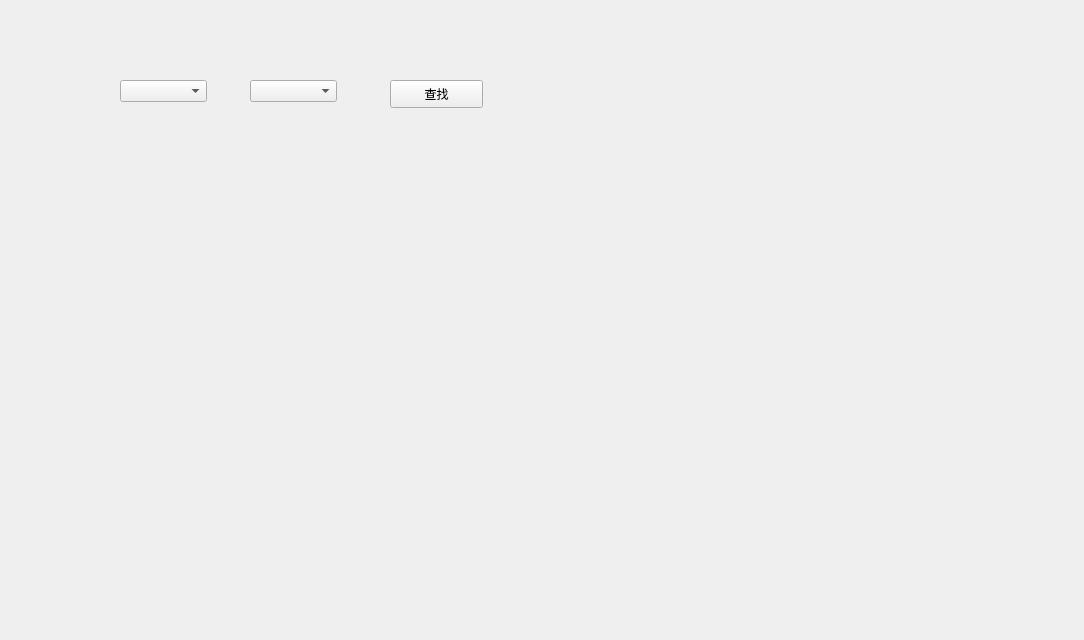
This is UI/Search.ui in ZxxWs/CppClassDesign as Qt 5 draws it before an edit. The edited form follows.
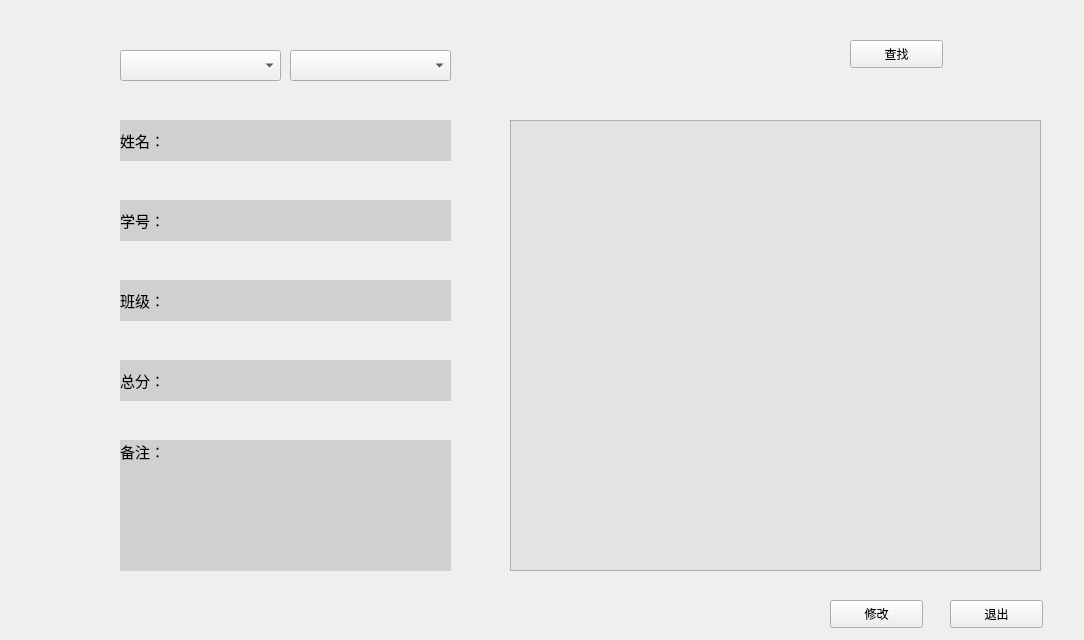
This is the edited form.

Diff of the .ui file:
```diff
--- a/UI/Search.ui
+++ b/UI/Search.ui
@@ -17,27 +17,27 @@
    <property name="geometry">
     <rect>
      <x>120</x>
-     <y>80</y>
-     <width>87</width>
-     <height>22</height>
+     <y>50</y>
+     <width>161</width>
+     <height>31</height>
     </rect>
    </property>
   </widget>
   <widget class="QComboBox" name="NumList">
    <property name="geometry">
     <rect>
-     <x>250</x>
-     <y>80</y>
-     <width>87</width>
-     <height>22</height>
+     <x>290</x>
+     <y>50</y>
+     <width>161</width>
+     <height>31</height>
     </rect>
    </property>
   </widget>
   <widget class="QPushButton" name="SearchButton">
    <property name="geometry">
     <rect>
-     <x>390</x>
-     <y>80</y>
+     <x>850</x>
+     <y>40</y>
      <width>93</width>
      <height>28</height>
     </rect>
@@ -46,6 +46,223 @@
     <string>查找</string>
    </property>
   </widget>
+  <widget class="QTableView" name="ShowTable">
+   <property name="geometry">
+    <rect>
+     <x>510</x>
+     <y>120</y>
+     <width>531</width>
+     <height>451</height>
+    </rect>
+   </property>
+   <property name="styleSheet">
+    <string notr="true">background-color: rgb(227, 227, 227);</string>
+   </property>
+  </widget>
+  <widget class="QLabel" name="LabName">
+   <property name="geometry">
+    <rect>
+     <x>120</x>
+     <y>120</y>
+     <width>331</width>
+     <height>41</height>
+    </rect>
+   </property>
+   <property name="font">
+    <font>
+     <pointsize>11</pointsize>
+     <weight>50</weight>
+     <bold>false</bold>
+    </font>
+   </property>
+   <property name="autoFillBackground">
+    <bool>false</bool>
+   </property>
+   <property name="styleSheet">
+    <string notr="true">background-color: rgb(208, 208, 208);</string>
+   </property>
+   <property name="frameShadow">
+    <enum>QFrame::Sunken</enum>
+   </property>
+   <property name="midLineWidth">
+    <number>1</number>
+   </property>
+   <property name="text">
+    <string>姓名：</string>
+   </property>
+   <property name="scaledContents">
+    <bool>false</bool>
+   </property>
+  </widget>
+  <widget class="QLabel" name="LabRemark">
+   <property name="geometry">
+    <rect>
+     <x>120</x>
+     <y>440</y>
+     <width>331</width>
+     <height>131</height>
+    </rect>
+   </property>
+   <property name="font">
+    <font>
+     <pointsize>11</pointsize>
+     <weight>50</weight>
+     <bold>false</bold>
+    </font>
+   </property>
+   <property name="autoFillBackground">
+    <bool>false</bool>
+   </property>
+   <property name="styleSheet">
+    <string notr="true">background-color: rgb(208, 208, 208);</string>
+   </property>
+   <property name="frameShadow">
+    <enum>QFrame::Sunken</enum>
+   </property>
+   <property name="midLineWidth">
+    <number>1</number>
+   </property>
+   <property name="text">
+    <string>备注：</string>
+   </property>
+   <property name="scaledContents">
+    <bool>false</bool>
+   </property>
+   <property name="alignment">
+    <set>Qt::AlignLeading|Qt::AlignLeft|Qt::AlignTop</set>
+   </property>
+  </widget>
+  <widget class="QLabel" name="LabScore">
+   <property name="geometry">
+    <rect>
+     <x>120</x>
+     <y>360</y>
+     <width>331</width>
+     <height>41</height>
+    </rect>
+   </property>
+   <property name="font">
+    <font>
+     <pointsize>11</pointsize>
+     <weight>50</weight>
+     <bold>false</bold>
+    </font>
+   </property>
+   <property name="autoFillBackground">
+    <bool>false</bool>
+   </property>
+   <property name="styleSheet">
+    <string notr="true">background-color: rgb(208, 208, 208);</string>
+   </property>
+   <property name="frameShadow">
+    <enum>QFrame::Sunken</enum>
+   </property>
+   <property name="midLineWidth">
+    <number>1</number>
+   </property>
+   <property name="text">
+    <string>总分：</string>
+   </property>
+   <property name="scaledContents">
+    <bool>false</bool>
+   </property>
+  </widget>
+  <widget class="QLabel" name="LabGrade">
+   <property name="geometry">
+    <rect>
+     <x>120</x>
+     <y>280</y>
+     <width>331</width>
+     <height>41</height>
+    </rect>
+   </property>
+   <property name="font">
+    <font>
+     <pointsize>11</pointsize>
+     <weight>50</weight>
+     <bold>false</bold>
+    </font>
+   </property>
+   <property name="autoFillBackground">
+    <bool>false</bool>
+   </property>
+   <property name="styleSheet">
+    <string notr="true">background-color: rgb(208, 208, 208);</string>
+   </property>
+   <property name="frameShadow">
+    <enum>QFrame::Sunken</enum>
+   </property>
+   <property name="midLineWidth">
+    <number>1</number>
+   </property>
+   <property name="text">
+    <string>班级：</string>
+   </property>
+   <property name="scaledContents">
+    <bool>false</bool>
+   </property>
+  </widget>
+  <widget class="QLabel" name="LabNum">
+   <property name="geometry">
+    <rect>
+     <x>120</x>
+     <y>200</y>
+     <width>331</width>
+     <height>41</height>
+    </rect>
+   </property>
+   <property name="font">
+    <font>
+     <pointsize>11</pointsize>
+     <weight>50</weight>
+     <bold>false</bold>
+    </font>
+   </property>
+   <property name="autoFillBackground">
+    <bool>false</bool>
+   </property>
+   <property name="styleSheet">
+    <string notr="true">background-color: rgb(208, 208, 208);</string>
+   </property>
+   <property name="frameShadow">
+    <enum>QFrame::Sunken</enum>
+   </property>
+   <property name="midLineWidth">
+    <number>1</number>
+   </property>
+   <property name="text">
+    <string>学号：</string>
+   </property>
+   <property name="scaledContents">
+    <bool>false</bool>
+   </property>
+  </widget>
+  <widget class="QPushButton" name="AlterButton">
+   <property name="geometry">
+    <rect>
+     <x>830</x>
+     <y>600</y>
+     <width>93</width>
+     <height>28</height>
+    </rect>
+   </property>
+   <property name="text">
+    <string>修改</string>
+   </property>
+  </widget>
+  <widget class="QPushButton" name="OutButton">
+   <property name="geometry">
+    <rect>
+     <x>950</x>
+     <y>600</y>
+     <width>93</width>
+     <height>28</height>
+    </rect>
+   </property>
+   <property name="text">
+    <string>退出</string>
+   </property>
+  </widget>
  </widget>
  <resources/>
  <connections/>
```
